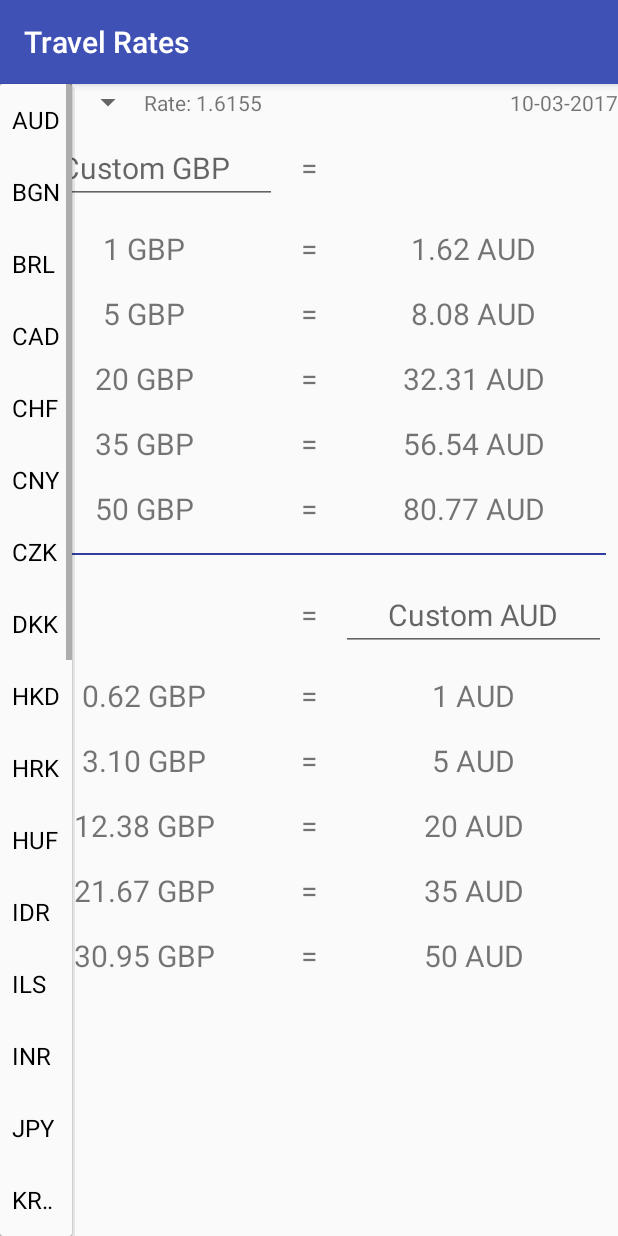
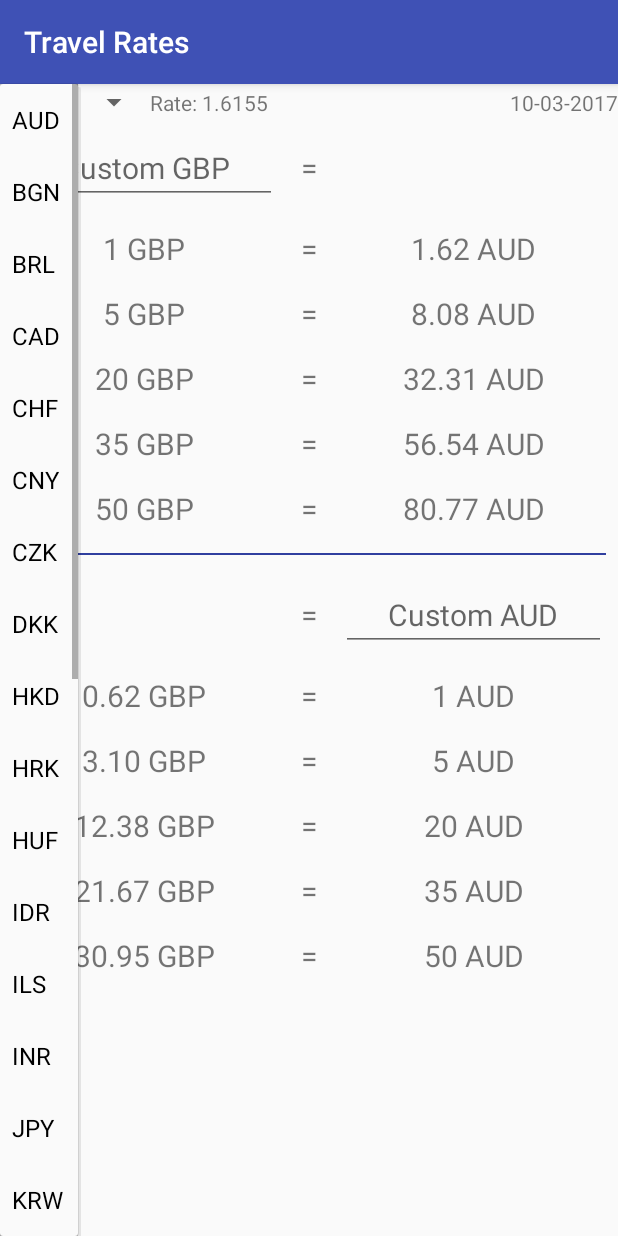
Before and after one commit to pcatlin/CurrencyConverter, an Android app: the screen it shows after launch (MainActivity), after a tap on "AUD", on a phone screen of 412 x 824 dp. Run offline under Robolectric (Android 15) with nearby library versions, the phone set to English and light mode, and no system bars; our stand-ins replace AdMob.

Commit message:
Clear currency codes. Comment out debug logs. Cache remains for a day. Spinner 100dp width

```diff
--- a/app/src/main/java/com/ecatlin/travelrates/CurrencyLoader.java
+++ b/app/src/main/java/com/ecatlin/travelrates/CurrencyLoader.java
@@ -112,7 +112,7 @@ class CurrencyLoader extends AsyncTaskLoader<CurrencyRates> {
                 // could be thrown.
                 inputStream.close();
             }
-            Log.d("HTTP","HTTP connection made OK");
+            //Log.d("HTTP","HTTP connection made OK");
         }
         return jsonResponse;
     }
@@ -128,8 +128,7 @@ class CurrencyLoader extends AsyncTaskLoader<CurrencyRates> {
             "date": "2017-03-10",
             "rates": {
                 "AUD": 1.6155,
-                "CAD": 1.6415,
-                "EUR": 1.1461
+                "CAD": 1.6415,...
                 }
         }
         */
@@ -160,8 +159,10 @@ class CurrencyLoader extends AsyncTaskLoader<CurrencyRates> {
                 if(!currencyCode.equals("") && rate!=0) cr.Add(new Currency(currencyCode, rate));
             }
 
-            cr.Add(new Currency("?", 1));  // custom rate
-            Log.d("parseJSON", "Parsed JSON dated: " + cr.getDateUpdated());
+            // TODO enable custom rate option
+            //cr.Add(new Currency("?", 1));  // custom rate
+
+            //Log.d("parseJSON", "Parsed JSON dated: " + cr.getDateUpdated());
             return cr;
 
         } catch (JSONException e) {
@@ -188,7 +189,7 @@ class CurrencyLoader extends AsyncTaskLoader<CurrencyRates> {
                 line = reader.readLine();
             }
         }
-        Log.d("NETREAD","Read from net" + output.toString());
+        //Log.d("NETREAD","Read from net" + output.toString());
         return output.toString();
     }
 
@@ -200,7 +201,7 @@ class CurrencyLoader extends AsyncTaskLoader<CurrencyRates> {
         URL url = null;
         try {
             url = new URL(stringUrl);
-            Log.d("URL", "Created URL: " + url.toString());
+            //Log.d("URL", "Created URL: " + url.toString());
         } catch (MalformedURLException e) {
             Log.e("URL", "Problem building the URL ", e);
         }
--- a/app/src/main/java/com/ecatlin/travelrates/CurrencyRates.java
+++ b/app/src/main/java/com/ecatlin/travelrates/CurrencyRates.java
@@ -44,6 +44,7 @@ class CurrencyRates {
     }
 
     void Empty(){
+        mCurrencyCodes.clear();
         mCurrencies.clear();
         mDateUpdated = null;
     }
--- a/app/src/main/java/com/ecatlin/travelrates/MainActivity.java
+++ b/app/src/main/java/com/ecatlin/travelrates/MainActivity.java
@@ -7,7 +7,6 @@ import android.os.Bundle;
 import android.support.v7.app.AppCompatActivity;
 import android.text.Editable;
 import android.text.TextWatcher;
-import android.util.Log;
 import android.view.View;
 import android.widget.AdapterView;
 import android.widget.ArrayAdapter;
@@ -55,6 +54,7 @@ public class MainActivity extends AppCompatActivity
 
         getCurrencyRates();
 
+        // TODO remember last used currency
         chosenCurrency=cr.mCurrencies.get(0);
 
         // populate the spinner/dropdown box with currencies
@@ -78,6 +78,8 @@ public class MainActivity extends AppCompatActivity
                 // set rate textview
                 TextView rate = (TextView)findViewById(R.id.rateText);
                 rate.setText("Rate: " + String.valueOf(chosenCurrency.getRate()));
+
+                //Log.d("SPINNER", "ChosenCurrency->getcode:" + chosenCurrency.getCurrencyCode() + " chosenCurrency->getRate:" + chosenCurrency.getRate() + "\n" + "ChosenRateIndex: " + chosenRateIndex);
 
                 updateNumbers();
 
@@ -201,15 +203,15 @@ public class MainActivity extends AppCompatActivity
             // and start loading new data from the web
             getLoaderManager().initLoader(0, null, this);
 
-            Log.d("getRates","No cache file found. Using historic rates and getting new rates from net.");
+            //Log.d("getRates","No cache file found. Using ancient rates and getting new rates from net.");
 
-        }else if(fileAge>864) { // 8640000
+        }else if(fileAge>8640000) { // 8640000
             // old file in cache over 1 day old
             // start loading new data from the web
             getLoaderManager().initLoader(0, null, this);
-            Log.d("getRates","Old cache file found. Using its rates and getting new rates from net.");
+            //Log.d("getRates","Old cache file found. Using its rates and getting new rates from net.");
         }else {
-            Log.d("getRates","Recent cache file found. Using its rates only.");
+            //Log.d("getRates","Recent cache file found. Using its rates only.");
         }
 
         cr = parseJSONrates(rates);
--- a/app/src/main/res/layout/activity_main.xml
+++ b/app/src/main/res/layout/activity_main.xml
@@ -18,9 +18,8 @@
 
             <Spinner
                 android:id="@+id/convertTo"
-                android:layout_width="wrap_content"
+                android:layout_width="100dp"
                 android:layout_height="wrap_content">
-
             </Spinner>
             <TextView
                 android:id="@+id/rateText"
```
Also changed, not shown: app/src/main/java/com/ecatlin/travelrates/Cache.java (+4 -4 lines).
